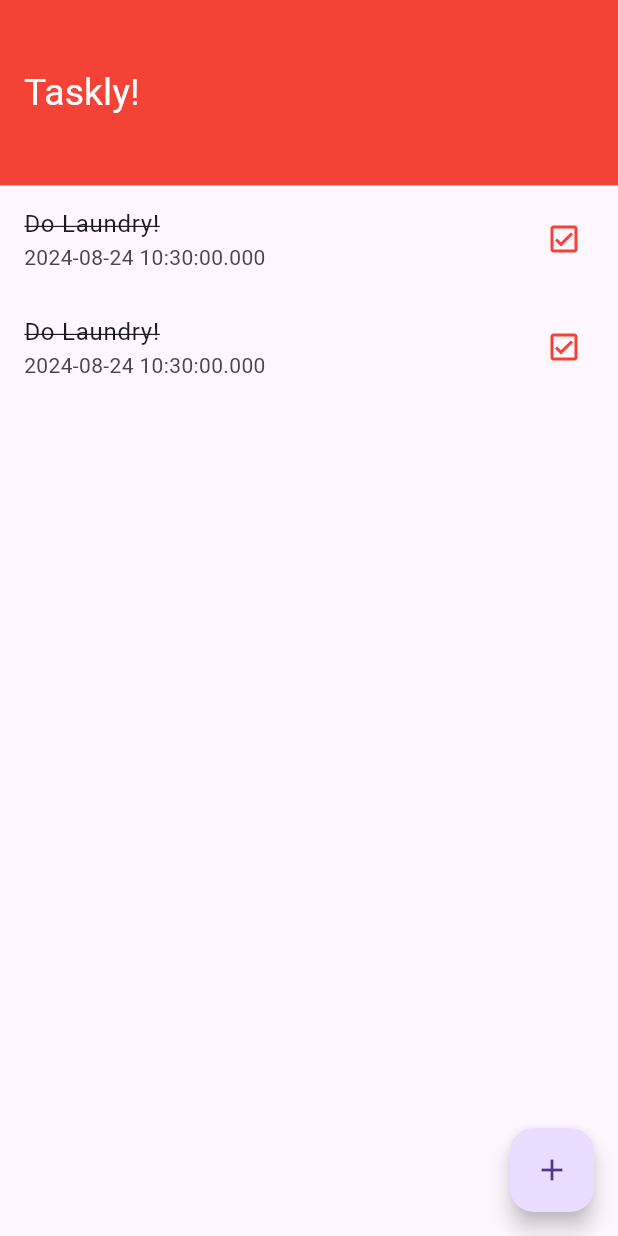
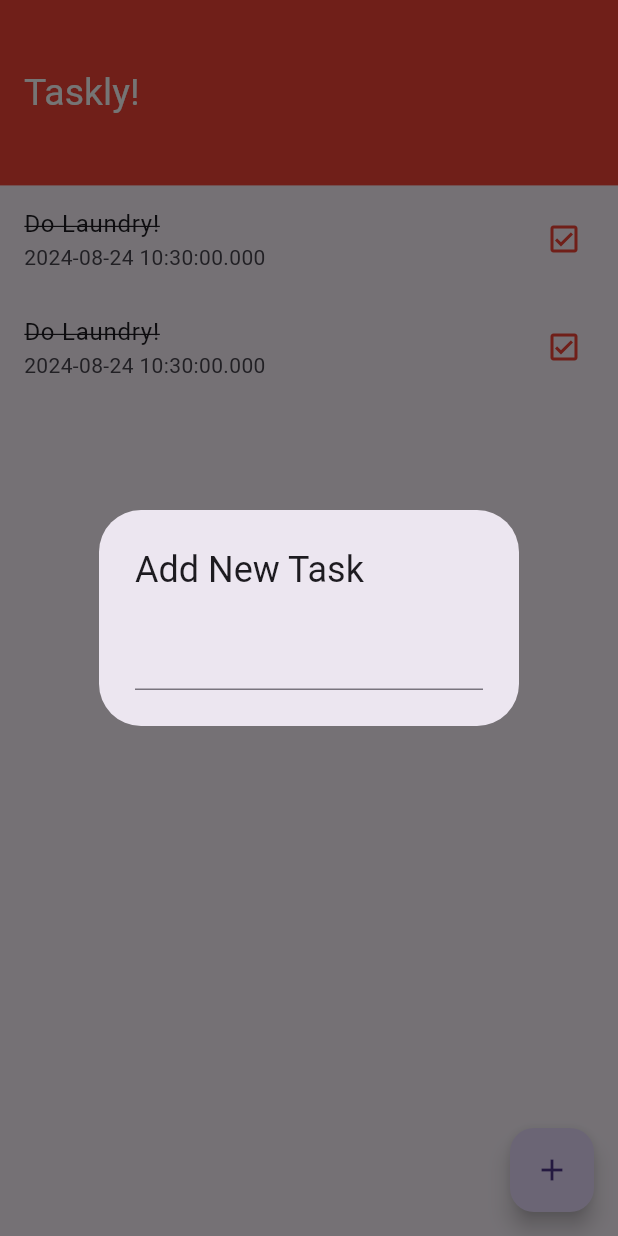
Before and after one commit to yntachmad/taskly, a Flutter app: the screen it shows after launch, after a tap on the "add" icon, on a phone screen of 412 x 824 dp. Run offline on Flutter 3.47's test engine with Material 3 defaults, Android fonts, the phone set to English and light mode, and no system bars; our stand-ins replace hive_flutter; accounts and stored records are empty.

```diff
--- a/lib/main.dart
+++ b/lib/main.dart
@@ -1,7 +1,9 @@
 import 'package:flutter/material.dart';
 import 'package:taskly/pages/home_page.dart';
+import 'package:hive_flutter/hive_flutter.dart';
 
-void main() {
+void main() async {
+  await Hive.initFlutter("hive_boxes"); // Initialize Hive database
   runApp(const MyApp());
 }
 
--- /dev/null
+++ b/lib/models/task.dart
@@ -0,0 +1,29 @@
+import 'package:flutter/foundation.dart';
+
+class Task {
+  String content;
+  DateTime timestamp;
+  bool done;
+
+  Task({
+    required this.content,
+    required this.timestamp,
+    required this.done,
+  });
+
+  factory Task.fromMap(Map task) {
+    return Task(
+      content: task['content'],
+      timestamp: task['timestamp'],
+      done: task['done'],
+    );
+  }
+
+  Map toMap() {
+    return {
+      'content': content,
+      'timestamp': timestamp.toIso8601String(),
+      'done': done,
+    };
+  }
+}
--- a/lib/pages/home_page.dart
+++ b/lib/pages/home_page.dart
@@ -1,4 +1,6 @@
 import 'package:flutter/material.dart';
+import 'package:hive_flutter/hive_flutter.dart';
+import 'package:taskly/models/task.dart';
 
 class HomePage extends StatefulWidget {
   const HomePage({super.key});
@@ -9,10 +11,17 @@ class HomePage extends StatefulWidget {
 
 class _HomePageState extends State<HomePage> {
   late double _deviceHeight, _deviceWidth;
+
+  String? _newTaskContent;
+  Box? _box;
+
+  _HomePageState();
+
   @override
   Widget build(BuildContext context) {
     _deviceHeight = MediaQuery.of(context).size.height;
     _deviceWidth = MediaQuery.of(context).size.width;
+    print("input new task content : $_newTaskContent");
     return Scaffold(
       appBar: AppBar(
         toolbarHeight: _deviceHeight * 0.15,
@@ -25,12 +34,33 @@ class _HomePageState extends State<HomePage> {
           ),
         ),
       ),
-      body: _tasksList(),
+      body: _tasksView(),
       floatingActionButton: _addTaskButton(),
     );
   }
 
+  Widget _tasksView() {
+    return FutureBuilder(
+        future: Hive.openBox('tasks'),
+        // future: Future.delayed(const Duration(seconds: 2)),
+        builder: (BuildContext _context, AsyncSnapshot _snapshot) {
+          if (_snapshot.connectionState == ConnectionState.done) {
+            _box = _snapshot.data;
+            return _tasksList();
+          } else {
+            return Center(
+              child: const CircularProgressIndicator(),
+            );
+          }
+        });
+  }
+
   Widget _tasksList() {
+    Task _newTask =
+        Task(content: 'Go to Gym', timestamp: DateTime.now(), done: false);
+    _box?.add(
+      _newTask.toMap(),
+    );
     return ListView(
       children: [
         ListTile(
@@ -67,10 +97,29 @@ class _HomePageState extends State<HomePage> {
 
   Widget _addTaskButton() {
     return FloatingActionButton(
-      onPressed: () {},
+      onPressed: _displayTaskPopup,
       child: const Icon(
         Icons.add,
       ),
     );
   }
+
+  void _displayTaskPopup() {
+    showDialog(
+      context: context,
+      builder: (BuildContext _context) {
+        return AlertDialog(
+          title: const Text('Add New Task'),
+          content: TextField(
+            onSubmitted: (_value) {},
+            onChanged: (_value) {
+              setState(() {
+                _newTaskContent = _value;
+              });
+            },
+          ),
+        );
+      },
+    );
+  }
 }
```
